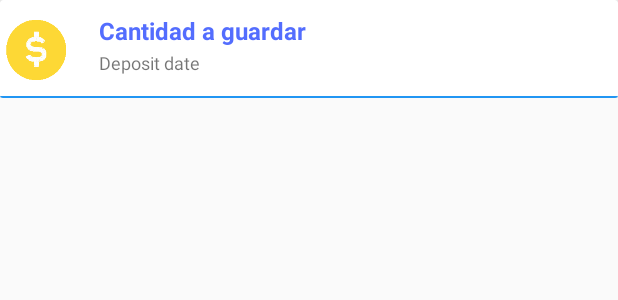
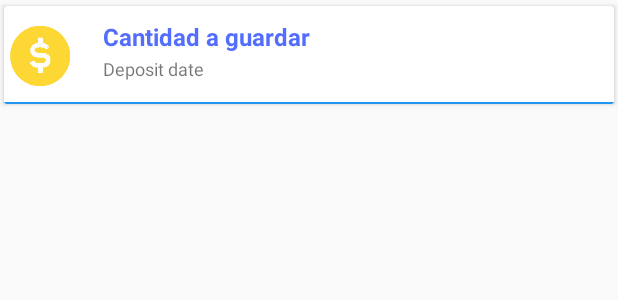
Before and after one commit to manueltorrez/android-app-guardalo, an Android app: the layout item_deposit.xml on its own in the app's theme, with its tools: preview values and no code run, on a phone screen of 412 x 824 dp. Shown: the top 300 px of the screen. Run offline under Robolectric (Android 15) with nearby library versions, the phone set to English and light mode, and no system bars.

Commit message:
CardView's design changed

```diff
--- a/Guardalo/app/src/main/res/layout/item_deposit.xml
+++ b/Guardalo/app/src/main/res/layout/item_deposit.xml
@@ -5,8 +5,17 @@
     android:layout_height="wrap_content">
 
     <android.support.v7.widget.CardView
+        xmlns:app="http://schemas.android.com/apk/res-auto"
+        android:id="@+id/card_view"
         android:layout_width="match_parent"
         android:layout_height="wrap_content"
+        android:layout_gravity="center"
+        android:clickable="true"
+        android:foreground="?attr/selectableItemBackgroundBorderless"
+        app:cardCornerRadius="2dp"
+        app:cardElevation="2dp"
+        app:cardMaxElevation="2dp"
+        app:cardUseCompatPadding="true"
         >
         <RelativeLayout
             android:layout_width="match_parent"
```
